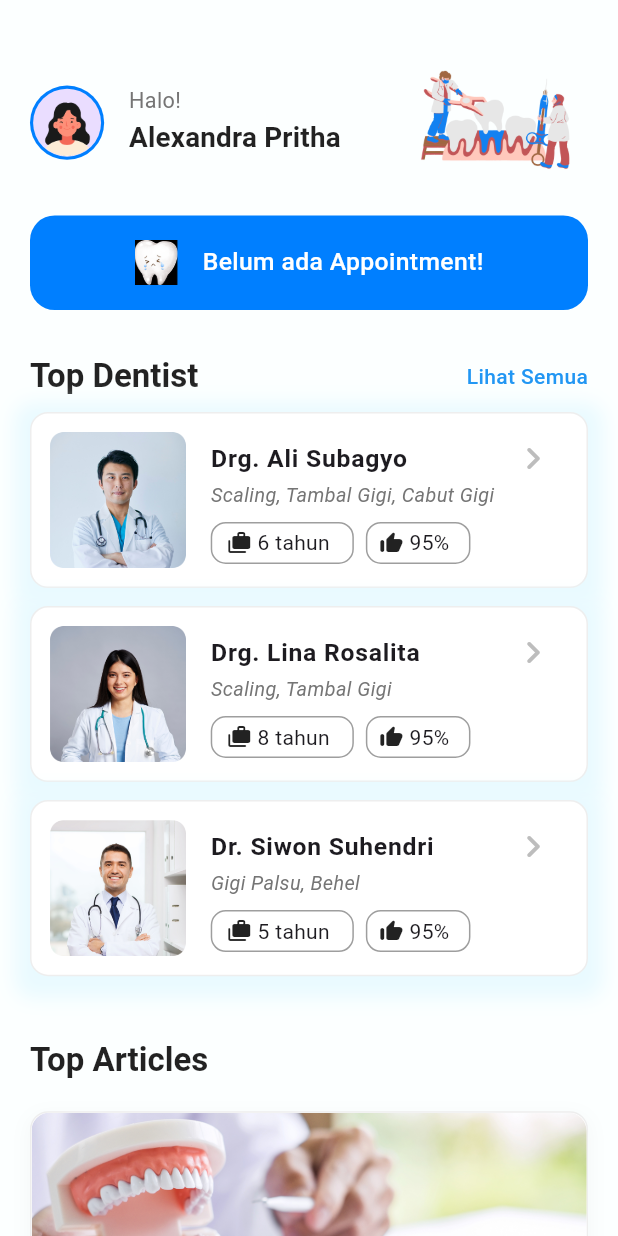
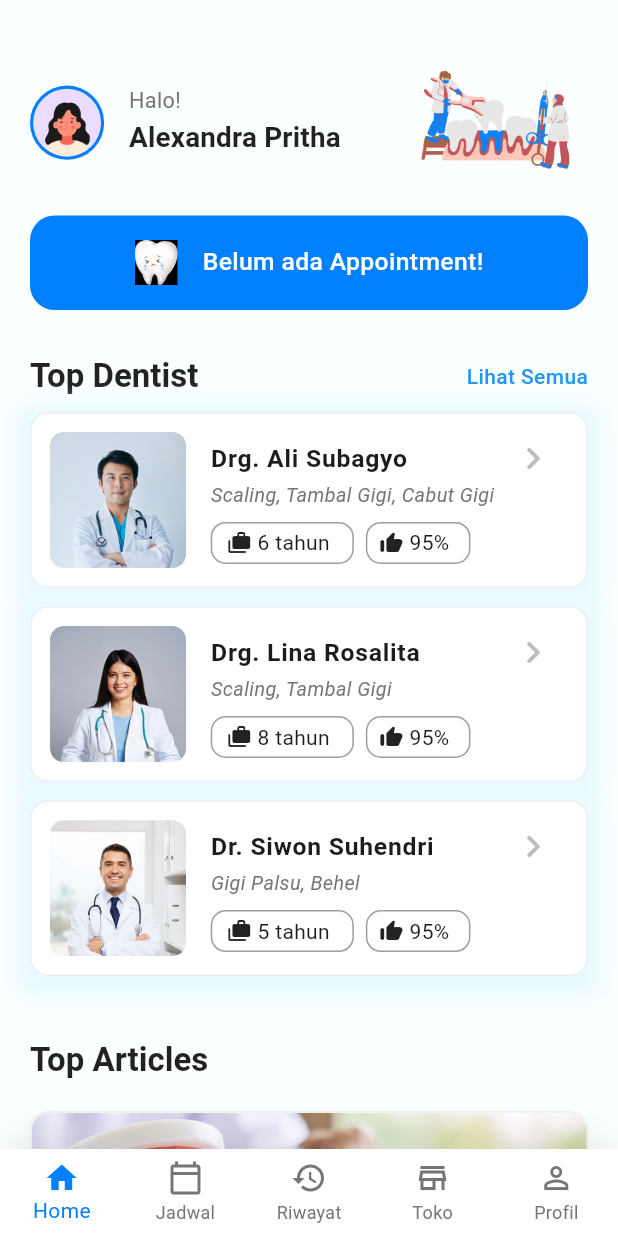
Before and after one commit to Vincent140206/Toothy, a Flutter app: the LoginScreen screen opened by its route, after a tap on "Masuk", on a phone screen of 412 x 824 dp. Run offline on Flutter 3.47's test engine with Material 3 defaults, Android fonts, the light colour scheme and no system bars; our stand-ins replace flutter_svg; Roboto replaces fonts that are missing (Poppins).

Commit message:
add bottom nav bar, template

```diff
--- a/lib/main.dart
+++ b/lib/main.dart
@@ -4,6 +4,7 @@ import 'package:flutter/material.dart';
 import 'package:toothy/views/auth/view/login_screen.dart';
 import 'package:toothy/views/auth/view/register_screen.dart';
 import 'package:toothy/views/home/view/home_screen.dart';
+import 'package:toothy/views/home/view/main_screen.dart';
 import 'package:toothy/views/onboarding/view/onboarding_view.dart';
 import 'package:toothy/views/splashscreen/splashscreen_view.dart';
 
@@ -29,6 +30,7 @@ class MyApp extends StatelessWidget {
         '/login': (context) => const LoginScreen(),
         '/register': (context) => const RegisterScreen(),
         '/home': (context) => const HomeScreen(),
+        '/main': (context) => const MainScreen(),
       },
     );
   }
--- a/lib/views/auth/view/login_screen.dart
+++ b/lib/views/auth/view/login_screen.dart
@@ -151,7 +151,7 @@ class _LoginScreenState extends State<LoginScreen> {
             height: 50,
             child: ElevatedButton(
               onPressed: () {
-                Navigator.pushNamed(context, '/home');
+                Navigator.pushNamed(context, '/main');
               },
               style: ElevatedButton.styleFrom(
                 backgroundColor: Colors.white,
--- a/lib/views/home/view/home_screen.dart
+++ b/lib/views/home/view/home_screen.dart
@@ -53,6 +53,7 @@ class HomeScreen extends StatelessWidget {
                 ),
                 const SizedBox(height: 20),
                 const _NewsSection(),
+                const SizedBox(height: 20),
               ],
             ),
           ),
--- /dev/null
+++ b/lib/views/home/view/main_screen.dart
@@ -0,0 +1,42 @@
+import 'package:flutter/material.dart';
+import 'package:toothy/views/home/view/widgets/bottom_navbar.dart';
+import 'package:toothy/views/main/placeholder_screen.dart';
+import 'home_screen.dart';
+
+class MainScreen extends StatefulWidget {
+  const MainScreen({super.key});
+
+  @override
+  State<MainScreen> createState() => _MainScreenState();
+}
+
+class _MainScreenState extends State<MainScreen> {
+  int _selectedIndex = 0;
+
+  static const List<Widget> _pages = <Widget>[
+    HomeScreen(),
+    PlaceholderScreen(title: 'Jadwal'),
+    PlaceholderScreen(title: 'Riwayat'),
+    PlaceholderScreen(title: 'Toko'),
+    PlaceholderScreen(title: 'Profil'),
+  ];
+
+  void _onItemTapped(int index) {
+    setState(() {
+      _selectedIndex = index;
+    });
+  }
+
+  @override
+  Widget build(BuildContext context) {
+    return Scaffold(
+      body: Center(
+        child: _pages.elementAt(_selectedIndex),
+      ),
+      bottomNavigationBar: BottomNavBar(
+        selectedIndex: _selectedIndex,
+        onItemTapped: _onItemTapped,
+      ),
+    );
+  }
+}
--- /dev/null
+++ b/lib/views/home/view/widgets/bottom_navbar.dart
@@ -0,0 +1,66 @@
+import 'package:flutter/material.dart';
+
+class BottomNavBar extends StatelessWidget {
+  final int selectedIndex;
+  final Function(int) onItemTapped;
+
+  const BottomNavBar({
+    super.key,
+    required this.selectedIndex,
+    required this.onItemTapped,
+  });
+
+  @override
+  Widget build(BuildContext context) {
+    return Container(
+      decoration: BoxDecoration(
+        color: Colors.white,
+        boxShadow: [
+          BoxShadow(
+            blurRadius: 20,
+            color: Colors.black.withOpacity(.1),
+          )
+        ],
+      ),
+      child: SafeArea(
+        child: BottomNavigationBar(
+          items: const <BottomNavigationBarItem>[
+            BottomNavigationBarItem(
+              icon: Icon(Icons.home_outlined),
+              activeIcon: Icon(Icons.home),
+              label: 'Home',
+            ),
+            BottomNavigationBarItem(
+              icon: Icon(Icons.calendar_today_outlined),
+              activeIcon: Icon(Icons.calendar_today),
+              label: 'Jadwal',
+            ),
+            BottomNavigationBarItem(
+              icon: Icon(Icons.history_outlined),
+              activeIcon: Icon(Icons.history),
+              label: 'Riwayat',
+            ),
+            BottomNavigationBarItem(
+              icon: Icon(Icons.store_outlined),
+              activeIcon: Icon(Icons.store),
+              label: 'Toko',
+            ),
+            BottomNavigationBarItem(
+              icon: Icon(Icons.person_outline),
+              activeIcon: Icon(Icons.person),
+              label: 'Profil',
+            ),
+          ],
+          currentIndex: selectedIndex,
+          selectedItemColor: const Color(0xFF007FFF),
+          unselectedItemColor: Colors.grey[600],
+          onTap: onItemTapped,
+          type: BottomNavigationBarType.fixed,
+          showUnselectedLabels: true,
+          elevation: 0,
+          backgroundColor: Colors.white,
+        ),
+      ),
+    );
+  }
+}
--- /dev/null
+++ b/lib/views/main/placeholder_screen.dart
@@ -0,0 +1,22 @@
+import 'package:flutter/material.dart';
+
+class PlaceholderScreen extends StatelessWidget {
+  final String title;
+  const PlaceholderScreen({super.key, required this.title});
+
+  @override
+  Widget build(BuildContext context) {
+    return Scaffold(
+      appBar: AppBar(
+        title: Text(title),
+        backgroundColor: const Color(0xFF007FFF),
+      ),
+      body: Center(
+        child: Text(
+          'Halaman $title',
+          style: Theme.of(context).textTheme.headlineMedium,
+        ),
+      ),
+    );
+  }
+}
```
